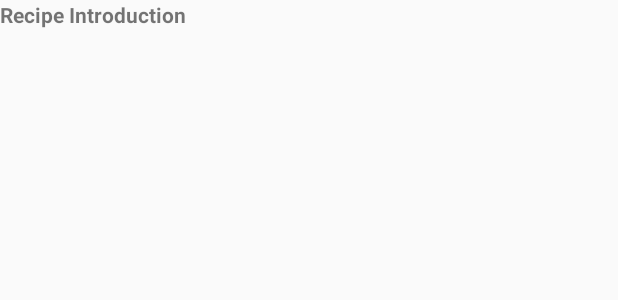
After one commit to chatsgris/bakingapp, an Android app: the layout step_item.xml on its own in the app's theme, with its tools: preview values and no code run, on a phone screen of 412 x 824 dp. The commit adds this screen. Shown: the top 300 px of the screen. Run offline under Robolectric (Android 15) with nearby library versions, the phone set to English and light mode, and no system bars.

Commit message:
finish steps recycler view in recipes detail activity

```diff
--- a/BakingApp2/app/src/main/java/com/android/bakingapp/ui/RecipeDetailFragment.java
+++ b/BakingApp2/app/src/main/java/com/android/bakingapp/ui/RecipeDetailFragment.java
@@ -33,6 +33,12 @@ public class RecipeDetailFragment extends Fragment {
         ingredientsRecyclerView.setLayoutManager(new LinearLayoutManager(getContext()));
         IngredientsAdapter ingredientsAdapter = new IngredientsAdapter(getContext(), mRecipes.getIngredients(mPosition));
         ingredientsRecyclerView.setAdapter(ingredientsAdapter);
+
+        RecyclerView stepsRecyclerView = rootView.findViewById(R.id.steps_rv_view);
+        stepsRecyclerView.setLayoutManager(new LinearLayoutManager(getContext()));
+        StepsAdapter stepsAdapter = new StepsAdapter(getContext(), mRecipes.getSteps(mPosition));
+        stepsRecyclerView.setAdapter(stepsAdapter);
+
         return rootView;
     }
 
--- /dev/null
+++ b/BakingApp2/app/src/main/res/layout/step_item.xml
@@ -0,0 +1,15 @@
+<?xml version="1.0" encoding="utf-8"?>
+<android.support.constraint.ConstraintLayout
+    xmlns:android="http://schemas.android.com/apk/res/android"
+    android:layout_width="match_parent"
+    android:layout_height="match_parent"
+    xmlns:tools="http://schemas.android.com/tools">
+
+    <TextView
+        android:layout_width="wrap_content"
+        android:layout_height="wrap_content"
+        tools:text="Recipe Introduction"
+        android:id="@+id/short_description"
+        android:textStyle="bold"/>
+
+</android.support.constraint.ConstraintLayout>
```
Also changed, not shown: BakingApp2/app/src/main/java/com/android/bakingapp/data/Recipes.java (+10 -0 lines), BakingApp2/app/src/main/java/com/android/bakingapp/ui/StepsAdapter.java (added, +59 -0 lines).
